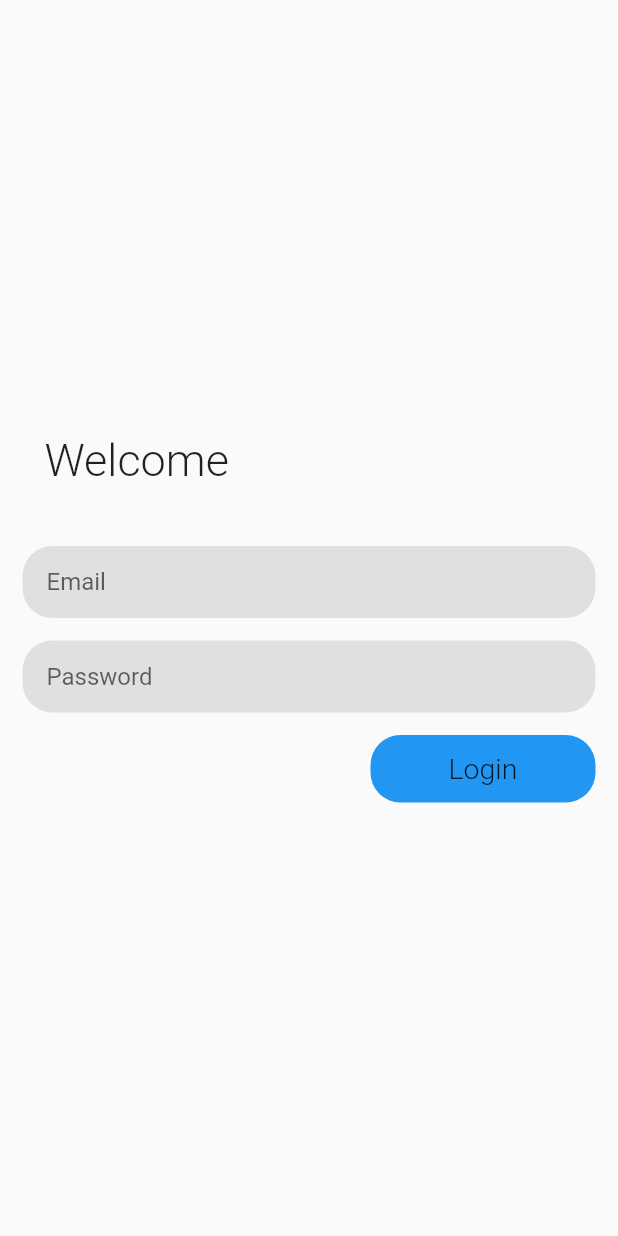
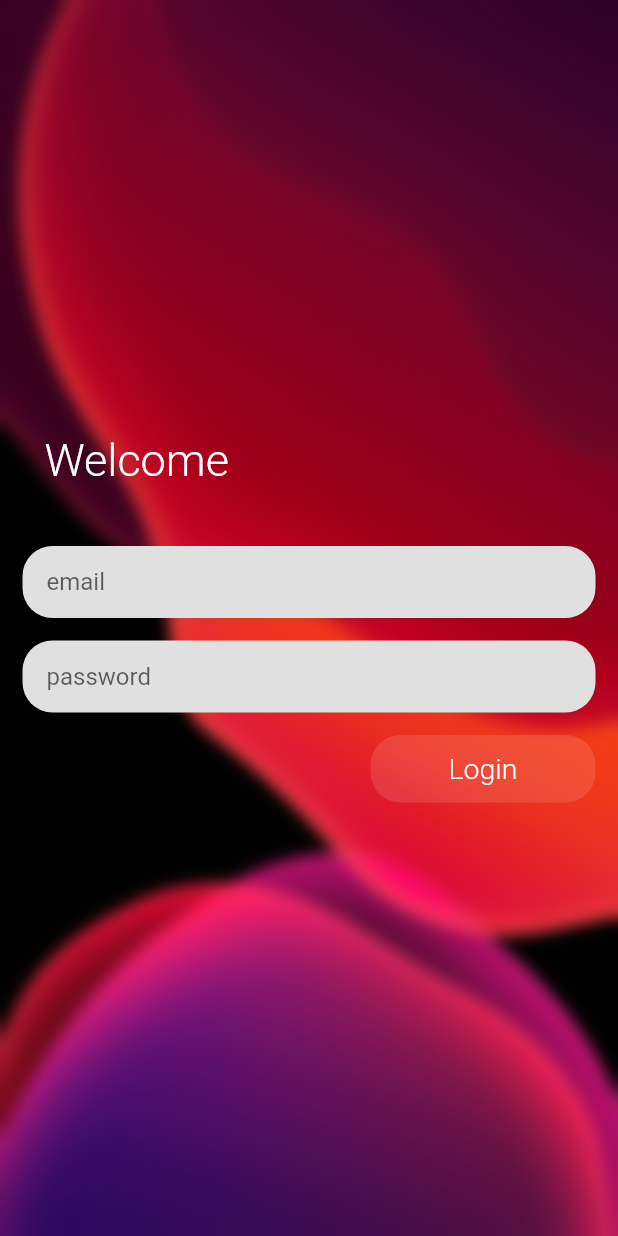
Before and after one commit to maulanasandy46/algologin, a Flutter app: the screen it shows after launch, on a phone screen of 412 x 824 dp. Run offline on Flutter 3.47's test engine with Material 2 defaults, Android fonts, the phone set to English and light mode, and no system bars; drawn by our look-alikes of flutter_form_builder; our stand-ins replace flutter_easyloading, form_builder_validators, get.

Commit message:
algoLogin

```diff
--- a/lib/app/modules/login/views/login_view.dart
+++ b/lib/app/modules/login/views/login_view.dart
@@ -1,6 +1,7 @@
 // ignore_for_file: prefer_const_constructors
 
 import 'dart:developer';
+import 'dart:ui';
 
 import 'package:flutter/material.dart';
 import 'package:flutter_easyloading/flutter_easyloading.dart';
@@ -23,9 +24,17 @@ class LoginView extends GetView<LoginController> {
         //     // centerTitle: true,
         //     ),
         body: Container(
-      padding: const EdgeInsets.all(15),
-      child: loginForm(),
-    ));
+            padding: const EdgeInsets.all(15),
+            decoration: BoxDecoration(
+              image: DecorationImage(
+                image: AssetImage("assets/bg.jpg"),
+                fit: BoxFit.cover,
+              ),
+            ),
+            child: BackdropFilter(
+              filter: ImageFilter.blur(sigmaX: 5.0, sigmaY: 5.0),
+              child: loginForm(),
+            )));
   }
 
   loginForm() {
@@ -37,41 +46,13 @@ class LoginView extends GetView<LoginController> {
         children: [
           Text(
             '  Welcome',
-            style: TextStyle(fontSize: 30, fontWeight: FontWeight.w300),
+            style: TextStyle(
+                fontSize: 30, fontWeight: FontWeight.w300, color: Colors.white),
           ),
           SizedBox(height: 40),
-          Container(
-            padding: EdgeInsets.symmetric(horizontal: 16),
-            decoration: BoxDecoration(
-                borderRadius: BorderRadius.circular(20),
-                color: Colors.grey.shade300),
-            child: FormBuilderTextField(
-              name: 'email',
-              obscureText: false,
-              validator: FormBuilderValidators.compose([
-                FormBuilderValidators.required(),
-                FormBuilderValidators.email(),
-              ]),
-              decoration:
-                  InputDecoration(border: InputBorder.none, hintText: 'Email'),
-            ),
-          ),
+          textField('email', isEmail: true),
           SizedBox(height: 15),
-          Container(
-            padding: EdgeInsets.symmetric(horizontal: 16),
-            decoration: BoxDecoration(
-                borderRadius: BorderRadius.circular(20),
-                color: Colors.grey.shade300),
-            child: FormBuilderTextField(
-              name: 'password',
-              obscureText: true,
-              validator: FormBuilderValidators.compose([
-                FormBuilderValidators.required(),
-              ]),
-              decoration: InputDecoration(
-                  border: InputBorder.none, hintText: 'Password'),
-            ),
-          ),
+          textField('password', isPassword: true),
           SizedBox(height: 15),
           Row(
             children: [
@@ -94,12 +75,14 @@ class LoginView extends GetView<LoginController> {
                     height: 45,
                     decoration: BoxDecoration(
                         borderRadius: BorderRadius.circular(20),
-                        color: Colors.blue),
+                        color: Colors.white12),
                     child: Center(
                         child: Text(
                       'Login',
-                      style:
-                          TextStyle(fontSize: 19, fontWeight: FontWeight.w300),
+                      style: TextStyle(
+                          fontSize: 19,
+                          fontWeight: FontWeight.w300,
+                          color: Colors.white),
                     ))),
               ),
             ],
--- a/lib/app/services/api.dart
+++ b/lib/app/services/api.dart
@@ -30,6 +30,6 @@ class CallApi {
   getData(apiUrl) async {
     final fullUrl = _url + apiUrl;
     log("Call $fullUrl");
-    return await http.post(Uri.parse(fullUrl));
+    return await http.get(Uri.parse(fullUrl));
   }
 }
--- a/pubspec.yaml
+++ b/pubspec.yaml
@@ -21,4 +21,7 @@ dev_dependencies:
     sdk: flutter
 
 flutter:
+  assets:
+    - assets/
+
   uses-material-design: true
```
Also changed, not shown: lib/app/modules/home/views/home_view.dart (+85 -15 lines), lib/app/modules/login/controllers/login_controller.dart (+12 -2 lines), assets/bg.jpg (added).
